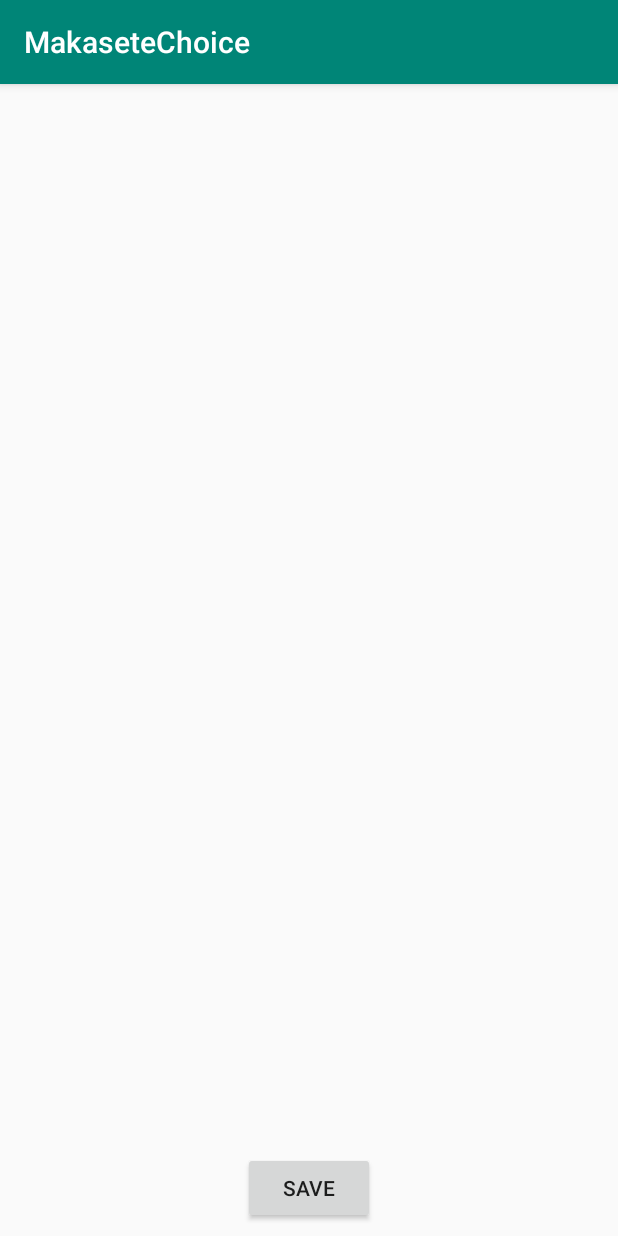
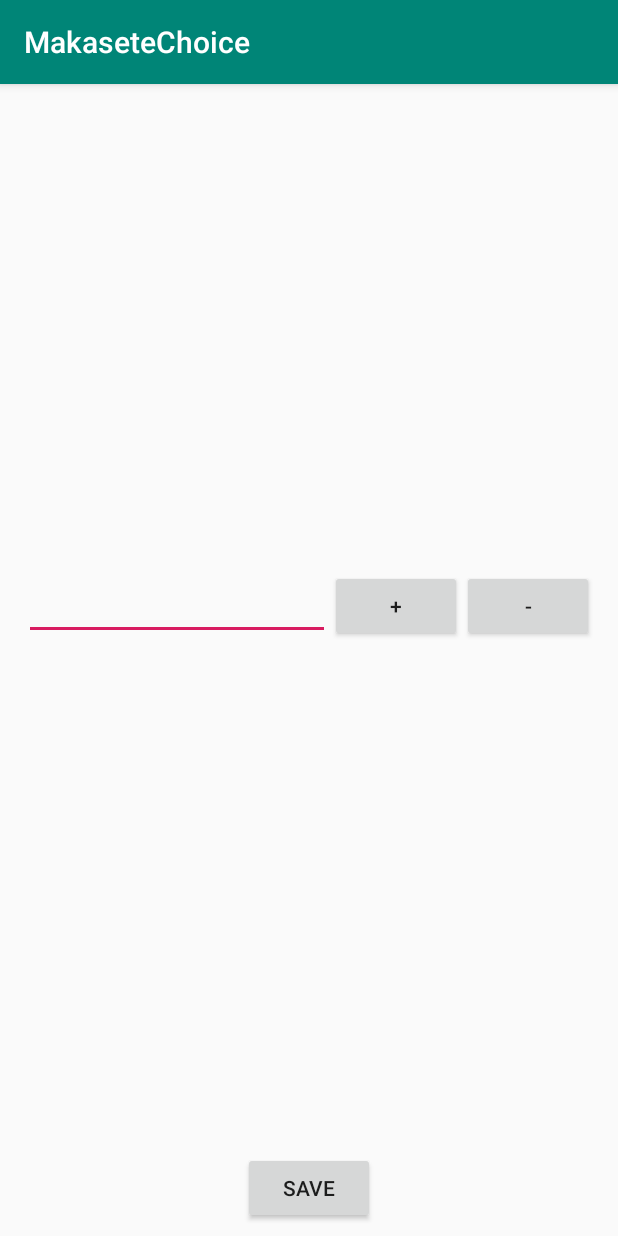
Before and after one commit to RyuseiNomi/makasete-choice, an Android app: the fragment MakeTableFragment shown on its own in the app's theme, on a phone screen of 412 x 824 dp. Run offline under Robolectric (Android 15) with nearby library versions, the phone set to English and light mode, and no system bars; our stand-ins replace Dagger/Hilt's generated code, data binding.

Commit message:
feat: MakeTableのFragmentを表示できるようにした

```diff
--- a/android-project/MakaseteChoice/app/src/main/java/com/teambrack/makasetechoice/maketable/MakeTableViewModel.kt
+++ b/android-project/MakaseteChoice/app/src/main/java/com/teambrack/makasetechoice/maketable/MakeTableViewModel.kt
@@ -8,7 +8,7 @@ import javax.inject.Inject
 class MakeTableViewModel @Inject constructor(
     private val navigator: NavigationController
 ) : ViewModel() {
-    private val members = mutableListOf<MemberEntity>()
+    private val members = mutableListOf<MemberEntity>(MemberEntity(""))
 
     fun addMember(memberEntity: MemberEntity) {
         members.add(memberEntity)
--- a/android-project/MakaseteChoice/app/src/main/res/layout/fragment_make_table.xml
+++ b/android-project/MakaseteChoice/app/src/main/res/layout/fragment_make_table.xml
@@ -13,13 +13,13 @@
 
         <androidx.recyclerview.widget.RecyclerView
                 android:id="@+id/member_list"
-                android:layout_height="500dp"
-                android:layout_width="wrap_content"
+                android:layout_height="0dp"
+                android:layout_width="0dp"
                 app:layout_constraintStart_toStartOf="parent"
                 android:layout_marginStart="8dp" app:layout_constraintEnd_toEndOf="parent"
                 android:layout_marginEnd="8dp"
                 android:layout_marginTop="8dp" app:layout_constraintTop_toTopOf="parent"
-                android:layout_marginBottom="8dp"
+                android:layout_marginBottom="24dp"
                 app:layout_constraintBottom_toTopOf="@+id/save_button"/>
 
         <Button
```
Also changed, not shown: android-project/MakaseteChoice/app/src/main/java/com/teambrack/makasetechoice/NavigationController.kt (+6 -1 lines).
